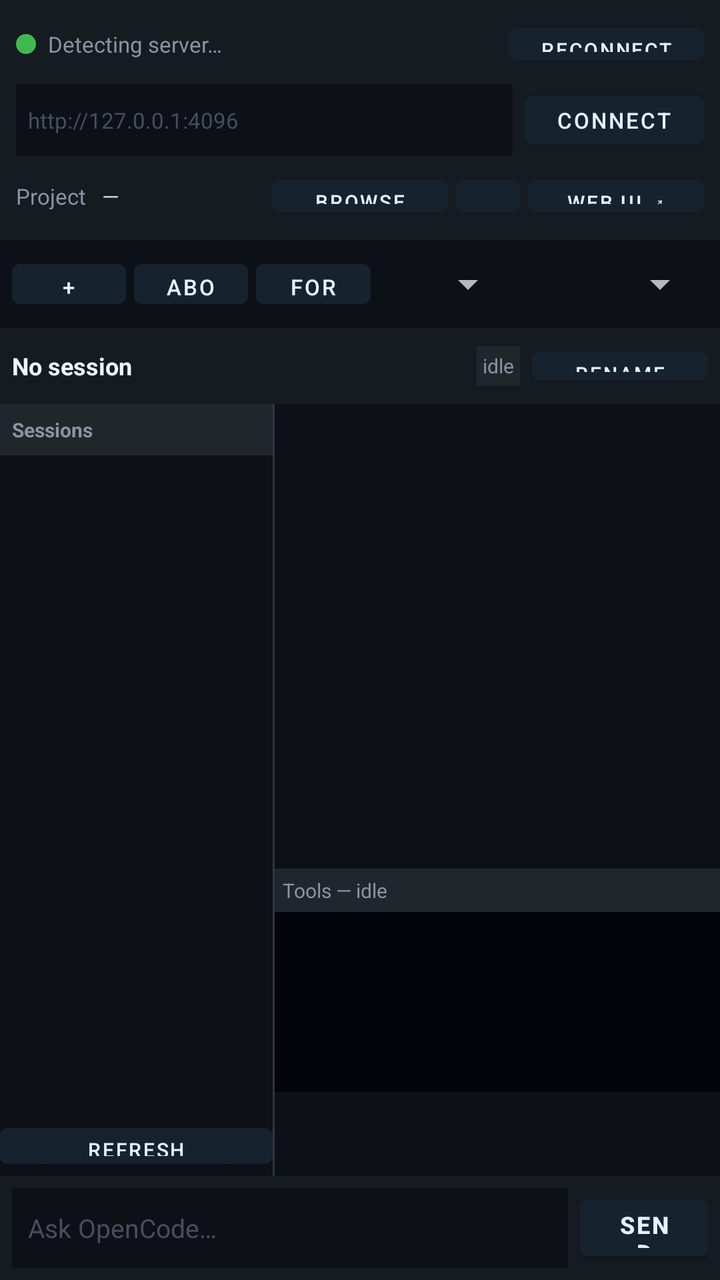
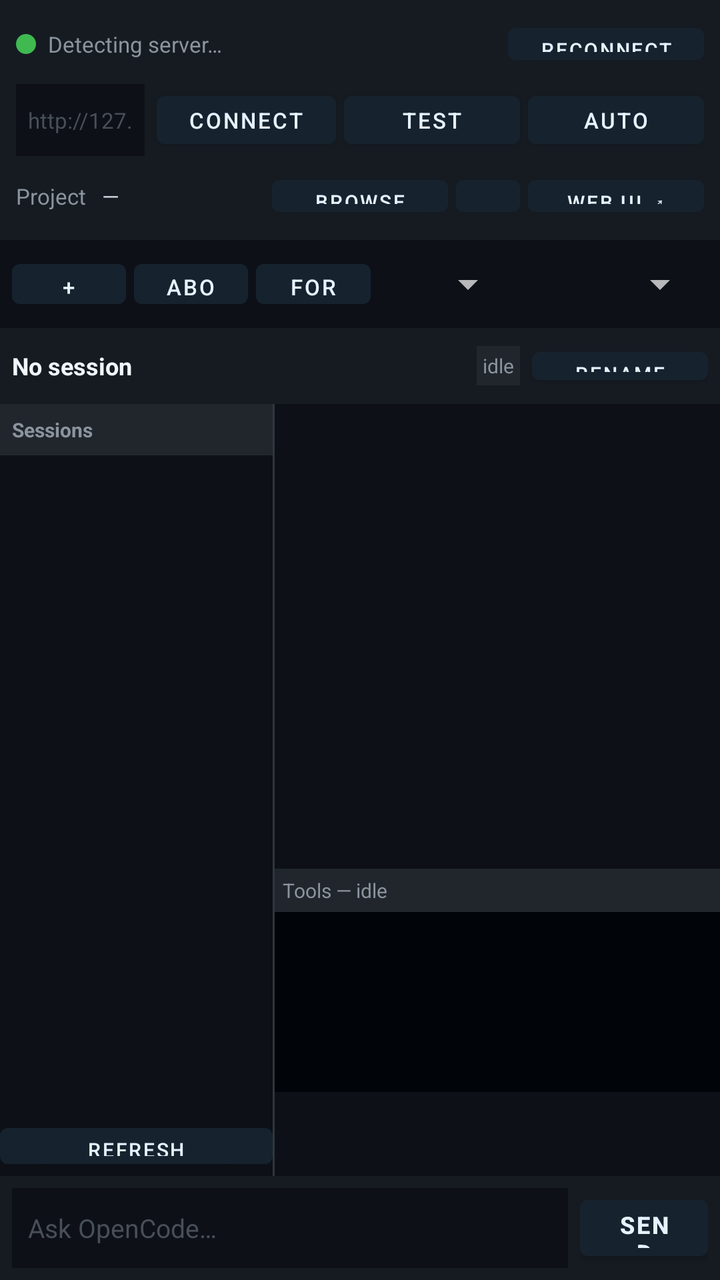

The first picture is an Android layout as it rendered before a commit; the second is the same layout after the commit. The layout source and the unified diff follow.
<!-- AndroidManifest.xml: application theme Theme.Jarvis -->
<!-- res/layout/activity_opencode.xml -->
<?xml version="1.0" encoding="utf-8"?>
<LinearLayout xmlns:android="http://schemas.android.com/apk/res/android"
    android:layout_width="match_parent"
    android:layout_height="match_parent"
    android:background="#0D1117"
    android:orientation="vertical">

    
    <LinearLayout
        android:layout_width="match_parent"
        android:layout_height="wrap_content"
        android:background="#161B22"
        android:orientation="vertical"
        android:padding="8dp">

        <LinearLayout
            android:layout_width="match_parent"
            android:layout_height="wrap_content"
            android:gravity="center_vertical"
            android:orientation="horizontal">

            <TextView
                android:id="@+id/oc_server_dot"
                android:layout_width="10dp"
                android:layout_height="10dp"
                android:background="@drawable/bg_dot"
                android:layout_marginEnd="6dp" />

            <TextView
                android:id="@+id/oc_server_label"
                android:layout_width="0dp"
                android:layout_height="wrap_content"
                android:layout_weight="1"
                android:ellipsize="middle"
                android:singleLine="true"
                android:text="Detecting server…"
                android:textColor="#8B949E"
                android:textSize="11sp" />

            <TextView
                android:id="@+id/oc_version_label"
                android:layout_width="wrap_content"
                android:layout_height="wrap_content"
                android:textColor="#484F58"
                android:textSize="10sp" />

            <Button
                android:id="@+id/btn_oc_reconnect"
                android:layout_width="wrap_content"
                android:layout_height="28dp"
                android:minHeight="0dp"
                android:text="Reconnect"
                android:textSize="10sp" />
        </LinearLayout>

        <LinearLayout
            android:layout_width="match_parent"
            android:layout_height="wrap_content"
            android:layout_marginTop="6dp"
            android:gravity="center_vertical"
            android:orientation="horizontal">

            <EditText
                android:id="@+id/input_server_url"
                android:layout_width="0dp"
                android:layout_height="36dp"
                android:layout_weight="1"
                android:background="#0D1117"
                android:hint="http://127.0.0.1:4096"
                android:inputType="textUri"
                android:padding="6dp"
                android:textColor="#C9D1D9"
                android:textColorHint="#484F58"
                android:textSize="11sp" />

            <Button
                android:id="@+id/btn_oc_connect"
                android:layout_width="wrap_content"
                android:layout_height="36dp"
                android:layout_marginStart="6dp"
                android:text="Connect"
                android:textSize="11sp" />
        </LinearLayout>

        
        <LinearLayout
            android:layout_width="match_parent"
            android:layout_height="wrap_content"
            android:layout_marginTop="6dp"
            android:gravity="center_vertical"
            android:orientation="horizontal">

            <TextView
                android:layout_width="wrap_content"
                android:layout_height="wrap_content"
                android:text="Project"
                android:textColor="#8B949E"
                android:textSize="11sp" />

            <TextView
                android:id="@+id/oc_project_label"
                android:layout_width="0dp"
                android:layout_height="wrap_content"
                android:layout_marginStart="8dp"
                android:layout_weight="1"
                android:ellipsize="middle"
                android:singleLine="true"
                android:text="—"
                android:textColor="#C9D1D9"
                android:textSize="11sp" />

            <Button
                android:id="@+id/btn_oc_projects"
                android:layout_width="wrap_content"
                android:layout_height="28dp"
                android:text="Browse"
                android:textSize="10sp" />

            <Button
                android:id="@+id/btn_oc_refresh_projects"
                android:layout_width="32dp"
                android:layout_height="28dp"
                android:layout_marginStart="4dp"
                android:text="↻"
                android:textSize="12sp" />

            <Button
                android:id="@+id/btn_oc_open_web"
                android:layout_width="wrap_content"
                android:layout_height="28dp"
                android:layout_marginStart="4dp"
                android:text="Web UI ↗"
                android:textSize="10sp" />
        </LinearLayout>
    </LinearLayout>

    
    <LinearLayout
        android:layout_width="match_parent"
        android:layout_height="wrap_content"
        android:background="#0D1117"
        android:orientation="horizontal"
        android:padding="6dp">

        <Button
            android:id="@+id/btn_oc_new_session"
            android:layout_width="0dp"
            android:layout_height="32dp"
            android:layout_weight="1"
            android:text="+ New"
            android:textSize="11sp" />

        <Button
            android:id="@+id/btn_oc_abort"
            android:layout_width="0dp"
            android:layout_height="32dp"
            android:layout_marginStart="4dp"
            android:layout_weight="1"
            android:text="Abort"
            android:textSize="11sp" />

        <Button
            android:id="@+id/btn_oc_fork"
            android:layout_width="0dp"
            android:layout_height="32dp"
            android:layout_marginStart="4dp"
            android:layout_weight="1"
            android:text="Fork"
            android:textSize="11sp" />

        <Spinner
            android:id="@+id/spinner_oc_agent"
            android:layout_width="0dp"
            android:layout_height="32dp"
            android:layout_marginStart="4dp"
            android:layout_weight="1.2" />

        <Spinner
            android:id="@+id/spinner_oc_model"
            android:layout_width="0dp"
            android:layout_height="32dp"
            android:layout_marginStart="4dp"
            android:layout_weight="1.6" />
    </LinearLayout>

    
    <LinearLayout
        android:layout_width="match_parent"
        android:layout_height="wrap_content"
        android:background="#161B22"
        android:gravity="center_vertical"
        android:orientation="horizontal"
        android:padding="6dp">

        <TextView
            android:id="@+id/oc_session_title"
            android:layout_width="0dp"
            android:layout_height="wrap_content"
            android:layout_weight="1"
            android:ellipsize="end"
            android:singleLine="true"
            android:text="No session"
            android:textColor="#F0F6FC"
            android:textSize="12sp"
            android:textStyle="bold" />

        <TextView
            android:id="@+id/oc_session_status"
            android:layout_width="wrap_content"
            android:layout_height="wrap_content"
            android:layout_marginStart="6dp"
            android:background="#21262D"
            android:padding="3dp"
            android:text="idle"
            android:textColor="#8B949E"
            android:textSize="10sp" />

        <Button
            android:id="@+id/btn_oc_rename"
            android:layout_width="wrap_content"
            android:layout_height="26dp"
            android:layout_marginStart="6dp"
            android:text="Rename"
            android:textSize="10sp" />
    </LinearLayout>

    
    <LinearLayout
        android:id="@+id/oc_permission_banner"
        android:layout_width="match_parent"
        android:layout_height="wrap_content"
        android:background="#f85149"
        android:orientation="vertical"
        android:padding="8dp"
        android:visibility="gone">

        <TextView
            android:id="@+id/oc_permission_text"
            android:layout_width="match_parent"
            android:layout_height="wrap_content"
            android:textColor="#FFFFFF"
            android:textSize="12sp" />

        <LinearLayout
            android:layout_width="match_parent"
            android:layout_height="wrap_content"
            android:layout_marginTop="6dp"
            android:orientation="horizontal">

            <Button
                android:id="@+id/btn_perm_once"
                android:layout_width="0dp"
                android:layout_height="30dp"
                android:layout_weight="1"
                android:text="Allow once"
                android:textSize="11sp" />

            <Button
                android:id="@+id/btn_perm_always"
                android:layout_width="0dp"
                android:layout_height="30dp"
                android:layout_marginStart="4dp"
                android:layout_weight="1"
                android:text="Always"
                android:textSize="11sp" />

            <Button
                android:id="@+id/btn_perm_reject"
                android:layout_width="0dp"
                android:layout_height="30dp"
                android:layout_marginStart="4dp"
                android:layout_weight="1"
                android:text="Reject"
                android:textSize="11sp" />
        </LinearLayout>
    </LinearLayout>

    <LinearLayout
        android:id="@+id/oc_question_banner"
        android:layout_width="match_parent"
        android:layout_height="wrap_content"
        android:background="#1F6FEB"
        android:orientation="vertical"
        android:padding="8dp"
        android:visibility="gone">

        <TextView
            android:id="@+id/oc_question_text"
            android:layout_width="match_parent"
            android:layout_height="wrap_content"
            android:textColor="#FFFFFF"
            android:textSize="12sp" />

        <LinearLayout
            android:id="@+id/oc_question_options"
            android:layout_width="match_parent"
            android:layout_height="wrap_content"
            android:layout_marginTop="6dp"
            android:orientation="vertical" />
    </LinearLayout>

    
    <LinearLayout
        android:layout_width="match_parent"
        android:layout_height="0dp"
        android:layout_weight="1"
        android:orientation="horizontal">

        
        <LinearLayout
            android:layout_width="0dp"
            android:layout_height="match_parent"
            android:layout_weight="0.38"
            android:background="#0D1117"
            android:orientation="vertical">

            <TextView
                android:layout_width="match_parent"
                android:layout_height="wrap_content"
                android:background="#21262D"
                android:padding="6dp"
                android:text="Sessions"
                android:textColor="#8B949E"
                android:textSize="10sp"
                android:textStyle="bold" />

            <ListView
                android:id="@+id/list_oc_sessions"
                android:layout_width="match_parent"
                android:layout_height="0dp"
                android:layout_weight="1"
                android:divider="#21262D"
                android:dividerHeight="1dp" />

            <Button
                android:id="@+id/btn_oc_refresh_sessions"
                android:layout_width="match_parent"
                android:layout_height="30dp"
                android:text="Refresh sessions"
                android:textSize="10sp" />
        </LinearLayout>

        <View
            android:layout_width="1dp"
            android:layout_height="match_parent"
            android:background="#30363D" />

        
        <LinearLayout
            android:layout_width="0dp"
            android:layout_height="match_parent"
            android:layout_weight="0.62"
            android:orientation="vertical">

            <ListView
                android:id="@+id/list_oc_messages"
                android:layout_width="match_parent"
                android:layout_height="0dp"
                android:layout_weight="1"
                android:divider="#21262D"
                android:dividerHeight="6dp"
                android:padding="4dp" />

            <TextView
                android:id="@+id/oc_tools_header"
                android:layout_width="match_parent"
                android:layout_height="wrap_content"
                android:background="#21262D"
                android:padding="4dp"
                android:text="Tools — idle"
                android:textColor="#8B949E"
                android:textSize="10sp" />

            <ListView
                android:id="@+id/list_oc_tools"
                android:layout_width="match_parent"
                android:layout_height="90dp"
                android:background="#010409"
                android:divider="#21262D"
                android:dividerHeight="1dp" />

            <TextView
                android:id="@+id/oc_diff_view"
                android:layout_width="match_parent"
                android:layout_height="42dp"
                android:background="#0D1117"
                android:ellipsize="end"
                android:fontFamily="monospace"
                android:maxLines="3"
                android:padding="4dp"
                android:textColor="#7EE787"
                android:textSize="10sp" />
        </LinearLayout>
    </LinearLayout>

    
    <LinearLayout
        android:layout_width="match_parent"
        android:layout_height="wrap_content"
        android:background="#161B22"
        android:gravity="center_vertical"
        android:orientation="horizontal"
        android:padding="6dp">

        <EditText
            android:id="@+id/input_oc_prompt"
            android:layout_width="0dp"
            android:layout_height="wrap_content"
            android:layout_weight="1"
            android:background="#0D1117"
            android:hint="Ask OpenCode…"
            android:inputType="textMultiLine|textCapSentences"
            android:maxLines="4"
            android:minHeight="40dp"
            android:padding="8dp"
            android:textColor="#C9D1D9"
            android:textColorHint="#484F58"
            android:textSize="13sp" />

        <Button
            android:id="@+id/btn_oc_send"
            android:layout_width="64dp"
            android:layout_height="40dp"
            android:layout_marginStart="6dp"
            android:text="Send"
            android:textSize="12sp"
            android:textStyle="bold" />

        <TextView
            android:id="@+id/oc_queue_badge"
            android:layout_width="wrap_content"
            android:layout_height="wrap_content"
            android:layout_marginStart="4dp"
            android:background="#F0883E"
            android:padding="3dp"
            android:textColor="#FFFFFF"
            android:textSize="10sp"
            android:visibility="gone" />
    </LinearLayout>
</LinearLayout>
<!-- resources referenced by this layout -->
<resources>
  <!-- drawable bg_dot (drawable) -->
  <?xml version="1.0" encoding="utf-8"?>
  <shape xmlns:android="http://schemas.android.com/apk/res/android" android:shape="oval">
      <solid android:color="#3FB950" />
  </shape>
  <style name="Theme.Jarvis" parent="Theme.MaterialComponents.NoActionBar">
          <item name="colorPrimary">@color/jv_surface_hi</item>
          <item name="colorPrimaryVariant">@color/jv_bg</item>
          <item name="colorOnPrimary">@color/jv_text</item>
          <item name="colorSecondary">@color/jv_accent</item>
          <item name="colorSecondaryVariant">@color/jv_accent_dim</item>
          <item name="colorOnSecondary">@color/black</item>
          <item name="android:windowBackground">@color/jv_bg</item>
          <item name="android:statusBarColor">@color/jv_bg</item>
          <item name="android:navigationBarColor">@color/jv_bg</item>
          <item name="android:textColor">@color/jv_text</item>
      </style>
  <color name="jv_surface_hi">#FF16232E</color>
  <color name="jv_bg">#FF0B1116</color>
  <color name="jv_text">#FFE6F2FF</color>
  <color name="jv_accent">#FF4FD1C5</color>
  <color name="jv_accent_dim">#FF2A8F87</color>
  <color name="black">#FF000000</color>
</resources>

<!-- the commit's change to res/layout/activity_opencode.xml (unified diff, before → after) -->
@@ -79,6 +79,22 @@
                 android:layout_height="36dp"
                 android:layout_marginStart="6dp"
                 android:text="Connect"
+                android:textSize="11sp" />
+
+            <Button
+                android:id="@+id/btn_oc_test"
+                android:layout_width="wrap_content"
+                android:layout_height="36dp"
+                android:layout_marginStart="4dp"
+                android:text="Test"
+                android:textSize="11sp" />
+
+            <Button
+                android:id="@+id/btn_oc_discover"
+                android:layout_width="wrap_content"
+                android:layout_height="36dp"
+                android:layout_marginStart="4dp"
+                android:text="Auto"
                 android:textSize="11sp" />
         </LinearLayout>
 
